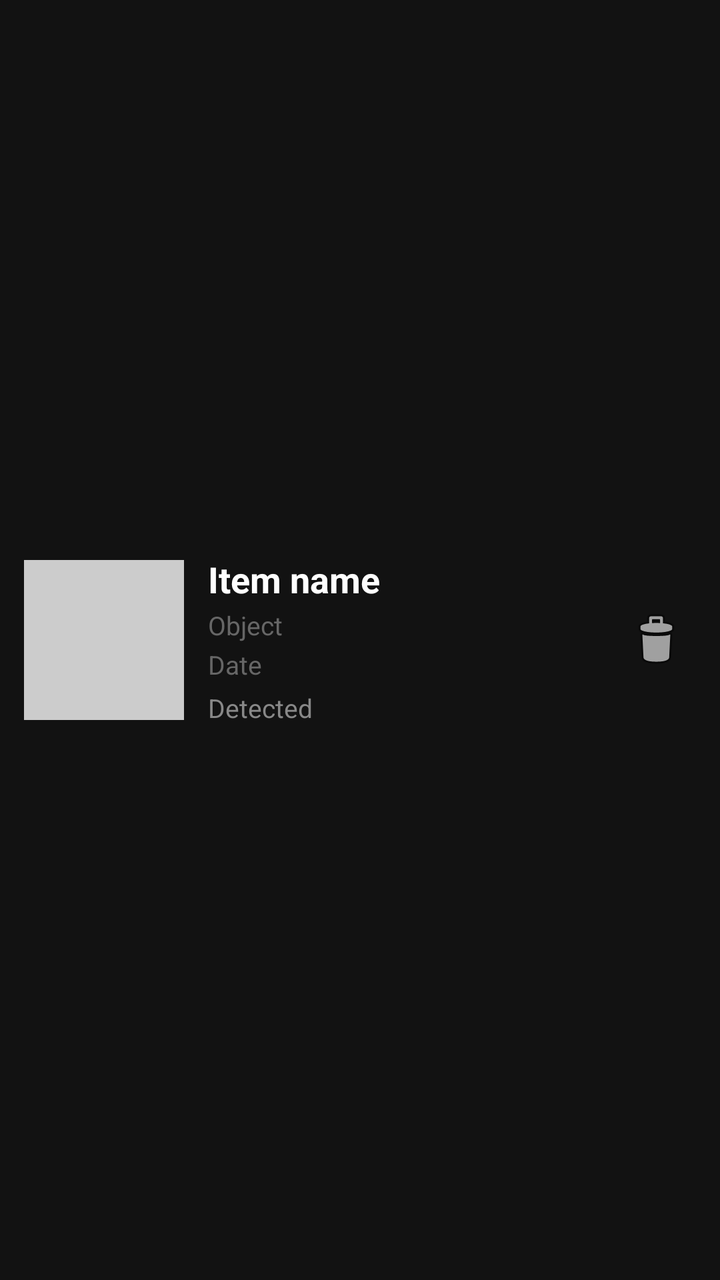
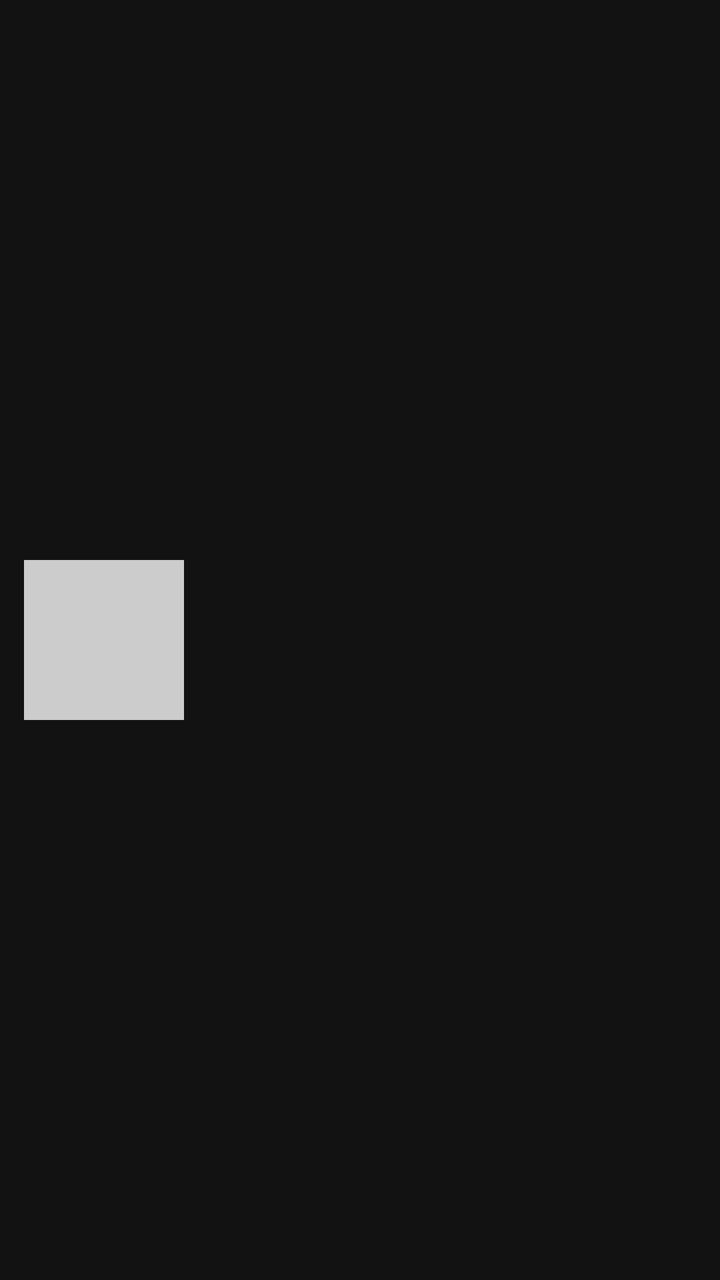

Before-and-after screenshots of an Android layout around one commit, followed by the original layout XML and the change that was made.
<!-- AndroidManifest.xml: application theme Theme.SmartSight -->
<!-- res/layout/item_saved_row.xml -->
<?xml version="1.0" encoding="utf-8"?>

<LinearLayout
    xmlns:android="http://schemas.android.com/apk/res/android"
    android:layout_width="match_parent"
    android:layout_height="wrap_content"
    android:orientation="horizontal"
    android:padding="12dp"
    android:background="?attr/selectableItemBackground"
    android:focusable="true"
    android:clickable="true"
    android:longClickable="true"
    android:gravity="center_vertical">

    
    <ImageView
        android:id="@+id/imgThumbnail"
        android:layout_width="80dp"
        android:layout_height="80dp"
        android:scaleType="centerCrop"
        android:background="#CCCCCC"
        android:contentDescription="Saved item image" />

    
    <LinearLayout
        android:layout_width="0dp"
        android:layout_height="wrap_content"
        android:layout_weight="1"
        android:orientation="vertical"
        android:layout_marginStart="12dp">

        <TextView
            android:id="@+id/txtCustomName"
            android:layout_width="match_parent"
            android:layout_height="wrap_content"
            android:text="Item name"
            android:textSize="18sp"
            android:textStyle="bold"
            android:textColor="@color/primaryTextColor" />

        <TextView
            android:id="@+id/txtCategory"
            android:layout_width="match_parent"
            android:layout_height="wrap_content"
            android:text="Object"
            android:textSize="13sp"
            android:textColor="#666666"
            android:layout_marginTop="2dp" />

        <TextView
            android:id="@+id/txtDate"
            android:layout_width="match_parent"
            android:layout_height="wrap_content"
            android:text="Date"
            android:textSize="13sp"
            android:textColor="#666666"
            android:layout_marginTop="2dp" />

        <TextView
            android:id="@+id/txtDetected"
            android:layout_width="match_parent"
            android:layout_height="wrap_content"
            android:text="Detected"
            android:textSize="13sp"
            android:textColor="#888888"
            android:maxLines="2"
            android:ellipsize="end"
            android:layout_marginTop="4dp" />
    </LinearLayout>

    
    <ImageButton
        android:id="@+id/btnDelete"
        android:layout_width="40dp"
        android:layout_height="40dp"
        android:src="@android:drawable/ic_menu_delete"
        android:background="?attr/selectableItemBackgroundBorderless"
        android:contentDescription="Delete this item" />

</LinearLayout>
<!-- resources referenced by this layout -->
<resources>
  <color name="primaryTextColor">#FFFFFF</color>
  <style name="Theme.SmartSight" parent="Theme.MaterialComponents.DayNight.NoActionBar">
          
          <item name="colorPrimary">@color/primaryButtonColor</item>
          <item name="colorPrimaryVariant">@color/secondaryButtonColor</item>
          <item name="colorOnPrimary">@color/buttonTextColor</item>
  
          
          <item name="colorSecondary">@color/tertiaryButtonColor</item>
          <item name="colorSecondaryVariant">@color/secondaryButtonColor</item>
          <item name="colorOnSecondary">@color/buttonTextColor</item>
  
          
          <item name="android:colorBackground">@color/backgroundColor</item>
          <item name="colorSurface">@color/cardColor</item>
          <item name="colorOnSurface">@color/primaryTextColor</item>
  
          
          <item name="android:statusBarColor">@color/backgroundColor</item>
          <item name="android:navigationBarColor">@color/backgroundColor</item>
      </style>
  <color name="primaryButtonColor">#4CAF50</color>
  <color name="secondaryButtonColor">#2196F3</color>
  <color name="buttonTextColor">#FFFFFF</color>
  <color name="tertiaryButtonColor">#FF9800</color>
  <color name="backgroundColor">#121212</color>
  <color name="cardColor">#1E1E1E</color>
</resources>

<!-- the commit's change to res/layout/item_saved_row.xml (unified diff, before → after) -->
@@ -12,16 +12,14 @@
     android:longClickable="true"
     android:gravity="center_vertical">
 
-    
     <ImageView
         android:id="@+id/imgThumbnail"
         android:layout_width="80dp"
         android:layout_height="80dp"
         android:scaleType="centerCrop"
         android:background="#CCCCCC"
-        android:contentDescription="Saved item image" />
+        android:contentDescription="@string/saved_item_image_description" />
 
-    
     <LinearLayout
         android:layout_width="0dp"
         android:layout_height="wrap_content"
@@ -33,7 +31,6 @@
             android:id="@+id/txtCustomName"
             android:layout_width="match_parent"
             android:layout_height="wrap_content"
-            android:text="Item name"
             android:textSize="18sp"
             android:textStyle="bold"
             android:textColor="@color/primaryTextColor" />
@@ -42,7 +39,6 @@
             android:id="@+id/txtCategory"
             android:layout_width="match_parent"
             android:layout_height="wrap_content"
-            android:text="Object"
             android:textSize="13sp"
             android:textColor="#666666"
             android:layout_marginTop="2dp" />
@@ -51,7 +47,6 @@
             android:id="@+id/txtDate"
             android:layout_width="match_parent"
             android:layout_height="wrap_content"
-            android:text="Date"
             android:textSize="13sp"
             android:textColor="#666666"
             android:layout_marginTop="2dp" />
@@ -60,7 +55,6 @@
             android:id="@+id/txtDetected"
             android:layout_width="match_parent"
             android:layout_height="wrap_content"
-            android:text="Detected"
             android:textSize="13sp"
             android:textColor="#888888"
             android:maxLines="2"
@@ -68,13 +62,4 @@
             android:layout_marginTop="4dp" />
     </LinearLayout>
 
-    
-    <ImageButton
-        android:id="@+id/btnDelete"
-        android:layout_width="40dp"
-        android:layout_height="40dp"
-        android:src="@android:drawable/ic_menu_delete"
-        android:background="?attr/selectableItemBackgroundBorderless"
-        android:contentDescription="Delete this item" />
-
 </LinearLayout>
